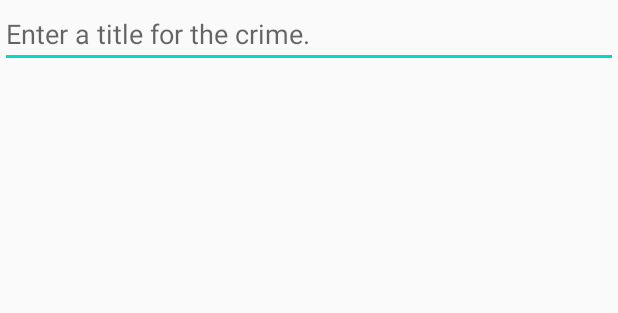
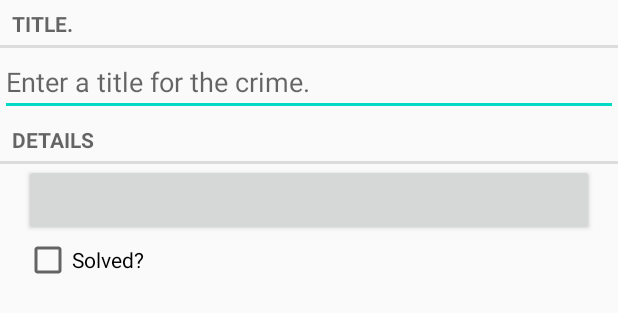
Before and after one commit to alibabazhao/CriminalIntent, an Android app: the layout fragment_crime.xml on its own in the app's theme, with its tools: preview values and no code run, on a phone screen of 412 x 824 dp. Shown: the top 313 px of the screen. Run offline under Robolectric (Android 15) with nearby library versions, the phone set to English and light mode, and no system bars.

Commit message:
Toggle the new CheckBox and disabled Button that displays the date.

```diff
--- a/app/src/main/res/layout/fragment_crime.xml
+++ b/app/src/main/res/layout/fragment_crime.xml
@@ -5,10 +5,37 @@
     android:layout_height="match_parent"
     android:orientation="vertical">
 
+    <TextView
+        android:layout_width="match_parent"
+        android:layout_height="wrap_content"
+        android:text="@string/crime_title_label"
+        style="?android:listSeparatorTextViewStyle" />
+
     <EditText
         android:id="@+id/crime_title"
         android:layout_width="match_parent"
         android:layout_height="wrap_content"
         android:hint="@string/crime_title_hint" />
 
+    <TextView
+        android:layout_width="match_parent"
+        android:layout_height="wrap_content"
+        android:text="@string/crime_details_label"
+        style="?android:listSeparatorTextViewStyle" />
+
+    <Button
+        android:id="@+id/crime_date"
+        android:layout_width="match_parent"
+        android:layout_height="wrap_content"
+        android:layout_marginLeft="16dp"
+        android:layout_marginRight="16dp" />
+
+    <CheckBox
+        android:id="@+id/crime_solved"
+        android:layout_width="match_parent"
+        android:layout_height="wrap_content"
+        android:layout_marginLeft="16dp"
+        android:layout_marginRight="16dp"
+        android:text="@string/crime_solved_label" />
+
 </LinearLayout>
--- a/app/src/main/res/values/strings.xml
+++ b/app/src/main/res/values/strings.xml
@@ -2,4 +2,7 @@
     <string name="app_name">CriminalIntent</string>
     <string name="title_activity_crime">CrimeActivity</string>
     <string name="crime_title_hint">Enter a title for the crime.</string>
+    <string name="crime_title_label">Title.</string>
+    <string name="crime_details_label">Details</string>
+    <string name="crime_solved_label">Solved?</string>
 </resources>
```
Also changed, not shown: app/src/main/java/com/example/criminalintent/Crime.java (+21 -0 lines), app/src/main/java/com/example/criminalintent/CrimeFragment.java (+19 -0 lines).
